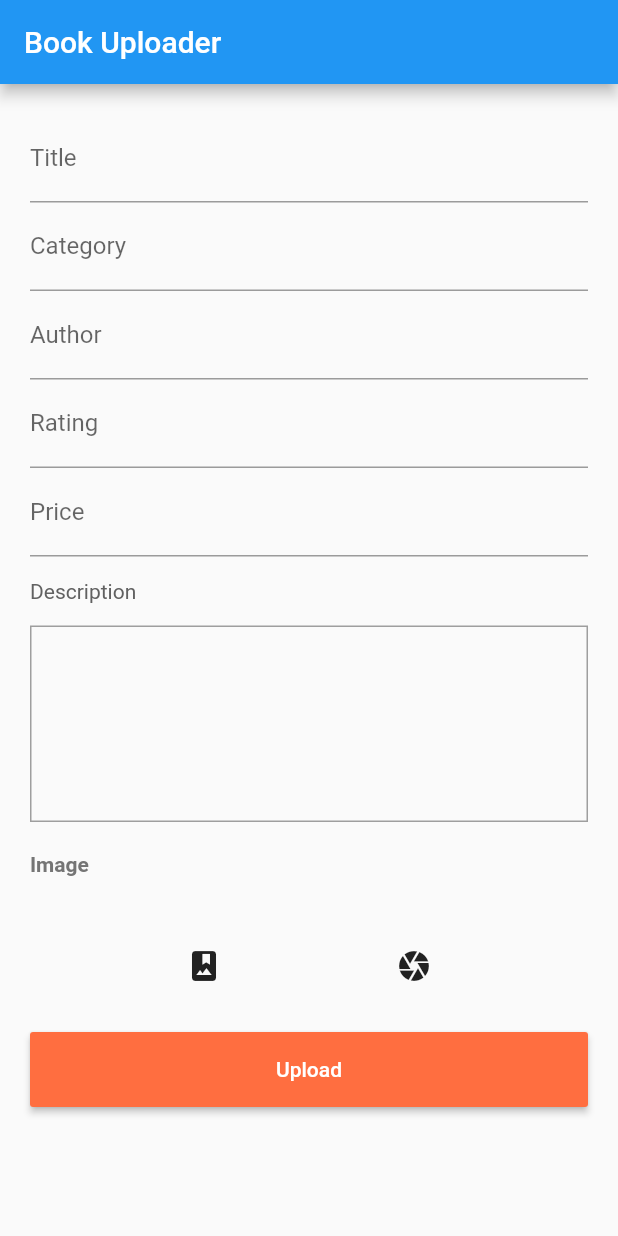
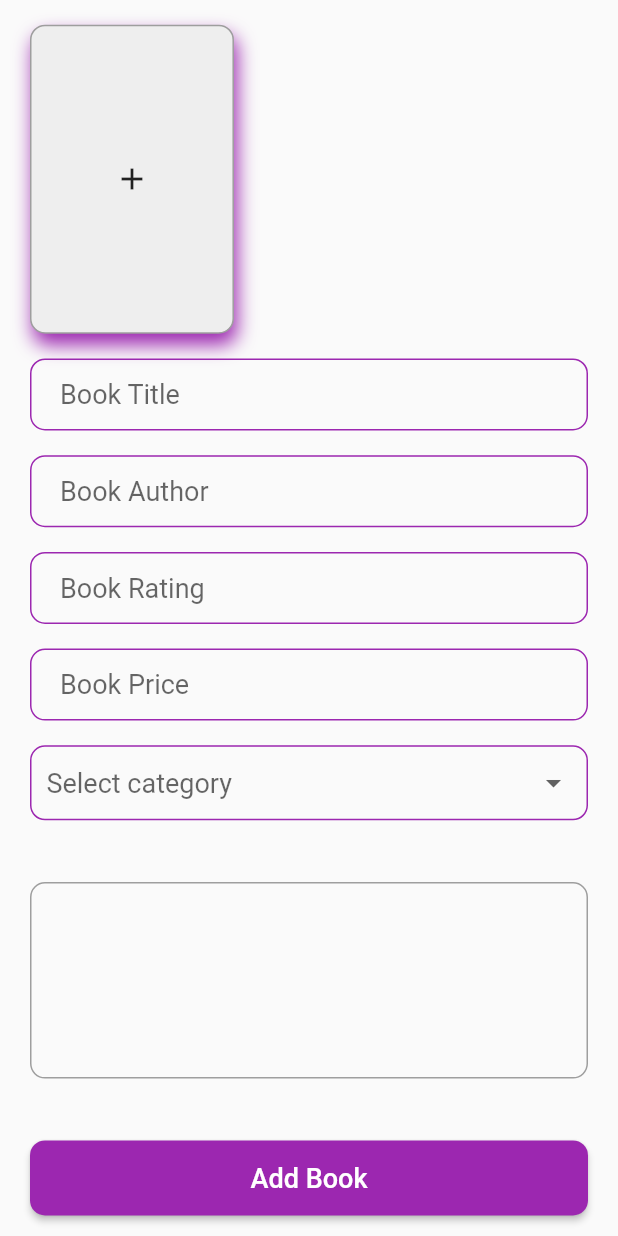
Before and after one commit to abentad/flutterBookUploaderNewApp, a Flutter app: the HomeScreen screen opened directly, on a phone screen of 412 x 824 dp. Run offline on Flutter 3.47's test engine with Material 2 defaults, Android fonts, the phone set to English and light mode, and no system bars; our stand-ins replace get, image_picker.

Commit message:
improved ui

```diff
--- a/lib/home_screen.dart
+++ b/lib/home_screen.dart
@@ -1,6 +1,7 @@
 import 'dart:convert';
 import 'dart:io';
 import 'package:flutter/material.dart';
+import 'package:get/get.dart';
 import 'package:image_picker/image_picker.dart';
 import 'package:mime/mime.dart';
 import 'package:http/http.dart' as http;
@@ -16,7 +17,6 @@ class _HomeScreenState extends State<HomeScreen> {
   GlobalKey<ScaffoldState> _scaffoldKey = GlobalKey<ScaffoldState>();
 
   TextEditingController _titleController = TextEditingController();
-  TextEditingController _categoryController = TextEditingController();
   TextEditingController _descriptionController = TextEditingController();
   TextEditingController _authorController = TextEditingController();
   TextEditingController _ratingController = TextEditingController();
@@ -24,7 +24,185 @@ class _HomeScreenState extends State<HomeScreen> {
 
   File _image;
   final picker = ImagePicker();
+  Uri apiUrl = Uri.parse('https://bookapi.rentoch.com/books');
+  String valueChoised;
+  List<String> menuItems = ["Fiction", "Educational", "Non-Fiction"];
 
+  @override
+  Widget build(BuildContext context) {
+    final devHeight = MediaQuery.of(context).size.height;
+    final devWidth = MediaQuery.of(context).size.width;
+
+    return Scaffold(
+      key: _scaffoldKey,
+      body: SafeArea(
+        child: Container(
+          height: devHeight,
+          width: devWidth,
+          child: SingleChildScrollView(
+            child: Column(
+              crossAxisAlignment: CrossAxisAlignment.start,
+              children: [
+                SizedBox(height: devHeight * 0.02),
+                Form(
+                  key: _formKey,
+                  child: Column(
+                    children: [
+                      Padding(
+                        padding: const EdgeInsets.symmetric(horizontal: 20.0),
+                        child: Row(
+                          children: [
+                            GestureDetector(
+                              onTap: () {
+                                Get.defaultDialog(
+                                  actions: [
+                                    IconButton(
+                                      onPressed: getImageFromGallery,
+                                      icon: Icon(Icons.photo_album, size: 32.0),
+                                    ),
+                                    SizedBox(width: devWidth * 0.02),
+                                    IconButton(
+                                      onPressed: getImageFromCamera,
+                                      icon: Icon(Icons.camera, size: 32.0),
+                                    ),
+                                  ],
+                                  title: "Choose Image",
+                                  middleText: "",
+                                );
+                              },
+                              child: Container(
+                                height: devHeight * 0.25,
+                                width: devWidth * 0.33,
+                                decoration: BoxDecoration(
+                                  color: Color(0xffeeeeee),
+                                  border: Border.all(color: Colors.grey),
+                                  borderRadius: BorderRadius.circular(10.0),
+                                  boxShadow: [BoxShadow(color: Colors.purple, offset: Offset(2, 7), blurRadius: 10.0)],
+                                  image: _image == null ? null : DecorationImage(image: FileImage(_image), fit: BoxFit.cover),
+                                ),
+                                child: _image == null ? Icon(Icons.add) : null,
+                              ),
+                            ),
+                            SizedBox(width: devWidth * 0.02),
+                            // Text(
+                            //   _image == null ? "" : _image.path,
+                            //   softWrap: true,
+                            //   style: TextStyle(color: Colors.grey),
+                            // ),
+                          ],
+                        ),
+                      ),
+                      SizedBox(height: devHeight * 0.02),
+                      buildTextFormField(hintText: "Book Title", controllerName: _titleController),
+                      SizedBox(height: devHeight * 0.02),
+                      buildTextFormField(hintText: "Book Author", controllerName: _authorController),
+                      SizedBox(height: devHeight * 0.02),
+                      buildTextFormField(hintText: "Book Rating", controllerName: _ratingController),
+                      SizedBox(height: devHeight * 0.02),
+                      buildTextFormField(hintText: "Book Price", controllerName: _priceController),
+                      SizedBox(height: devHeight * 0.02),
+                      Padding(
+                        padding: const EdgeInsets.symmetric(horizontal: 20.0),
+                        child: Container(
+                          decoration: BoxDecoration(border: Border.all(color: Colors.purple, width: 1), borderRadius: BorderRadius.circular(10.0)),
+                          padding: const EdgeInsets.symmetric(horizontal: 10.0),
+                          child: DropdownButton(
+                            isExpanded: true,
+                            hint: Text("Select category"),
+                            value: valueChoised,
+                            style: TextStyle(color: Colors.black, fontSize: 18.0),
+                            underline: SizedBox(),
+                            // dropdownColor: Colors.grey,
+                            onChanged: (newValue) {
+                              setState(() {
+                                valueChoised = newValue;
+                              });
+                              // print("category: ${valueChoised.toString()}");
+                            },
+                            items: menuItems.map((item) => DropdownMenuItem(value: item, child: Text(item))).toList(),
+                          ),
+                        ),
+                      ),
+                      SizedBox(height: devHeight * 0.05),
+                      Padding(
+                        padding: const EdgeInsets.symmetric(horizontal: 20.0),
+                        child: Container(
+                          padding: EdgeInsets.all(5.0),
+                          decoration: BoxDecoration(
+                            border: Border.all(
+                              color: Colors.grey,
+                            ),
+                            borderRadius: BorderRadius.circular(10.0),
+                          ),
+                          child: TextFormField(
+                            controller: _descriptionController,
+                            maxLines: 5,
+                            decoration: InputDecoration(
+                              border: InputBorder.none,
+                            ),
+                            validator: (value) {
+                              if (value.isEmpty) {
+                                return "Required";
+                              } else {
+                                return null;
+                              }
+                            },
+                          ),
+                        ),
+                      ),
+                    ],
+                  ),
+                ),
+                SizedBox(height: devHeight * 0.05),
+                Padding(
+                  padding: const EdgeInsets.symmetric(horizontal: 20.0),
+                  child: MaterialButton(
+                    onPressed: () {
+                      print("button pressed");
+                      validateInput();
+                    },
+                    child: Text('Add Book', style: TextStyle(color: Colors.white, fontSize: 18.0)),
+                    color: Colors.purple,
+                    shape: RoundedRectangleBorder(borderRadius: BorderRadius.circular(10.0)),
+                    height: 50.0,
+                    minWidth: double.infinity,
+                  ),
+                ),
+                SizedBox(height: devHeight * 0.05),
+              ],
+            ),
+          ),
+        ),
+      ),
+    );
+  }
+
+  Widget buildTextFormField({@required String hintText, @required TextEditingController controllerName}) {
+    return Padding(
+      padding: const EdgeInsets.symmetric(horizontal: 20.0),
+      child: TextFormField(
+        controller: controllerName,
+        style: TextStyle(fontSize: 18.0),
+        decoration: InputDecoration(
+          contentPadding: const EdgeInsets.symmetric(horizontal: 20.0, vertical: 10.0),
+          hintText: hintText,
+          enabledBorder: OutlineInputBorder(borderRadius: BorderRadius.circular(10.0), borderSide: BorderSide(color: Colors.purple)),
+          focusedBorder: OutlineInputBorder(borderRadius: BorderRadius.circular(10.0), borderSide: BorderSide(color: Colors.blue)),
+        ),
+        validator: (value) {
+          if (value.isEmpty) {
+            return "Required";
+          } else {
+            return null;
+          }
+        },
+      ),
+    );
+  }
+
+  //
+  //
+  //
   Future getImageFromGallery() async {
     final pickedFile = await picker.getImage(source: ImageSource.gallery);
 
@@ -33,6 +211,8 @@ class _HomeScreenState extends State<HomeScreen> {
         _image = File(pickedFile.path);
         print("image = ${_image.path}");
       });
+      print(_image.path);
+      Get.back();
     } else {
       print('No image selected.');
     }
@@ -46,21 +226,21 @@ class _HomeScreenState extends State<HomeScreen> {
         _image = File(pickedFile.path);
         print("image = ${_image.path}");
       });
+      print(_image.path);
+      Get.back();
     } else {
       print('No image selected.');
     }
   }
 
-  Uri apiUrl = Uri.parse('https://ab-books-api.vercel.app/books');
-
+  //
+  //
   Future<Map<String, dynamic>> _uploadImage(File image) async {
-    final mimeTypeData =
-        lookupMimeType(image.path, headerBytes: [0xFF, 0xD8]).split('/');
+    final mimeTypeData = lookupMimeType(image.path, headerBytes: [0xFF, 0xD8]).split('/');
     // Intilize the multipart request
     final imageUploadRequest = http.MultipartRequest('POST', apiUrl);
     // Attach the file in the request
-    final file = await http.MultipartFile.fromPath('image', image.path,
-        contentType: MediaType(mimeTypeData[0], mimeTypeData[1]));
+    final file = await http.MultipartFile.fromPath('image', image.path, contentType: MediaType(mimeTypeData[0], mimeTypeData[1]));
     // Explicitly pass the extension of the image with request body
     // Since image_picker has some bugs due which it mixes up
     // image extension with file name like this filenamejpge
@@ -69,29 +249,25 @@ class _HomeScreenState extends State<HomeScreen> {
     //imageUploadRequest.fields['ext'] = mimeTypeData[1];
     imageUploadRequest.files.add(file);
     imageUploadRequest.fields['title'] = _titleController.text.toString();
-    imageUploadRequest.fields['category'] = _categoryController.text.toString();
-    imageUploadRequest.fields['description'] =
-        _descriptionController.text.toString();
+    imageUploadRequest.fields['category'] = valueChoised.toString();
+    imageUploadRequest.fields['description'] = _descriptionController.text.toString();
     imageUploadRequest.fields['author'] = _authorController.text.toString();
     imageUploadRequest.fields['rating'] = _ratingController.text.toString();
-    imageUploadRequest.fields['price'] =
-        "\$${_priceController.text.toString()}";
+    imageUploadRequest.fields['price'] = "\$${_priceController.text.toString()}";
     try {
       final streamedResponse = await imageUploadRequest.send();
       final response = await http.Response.fromStream(streamedResponse);
       if (response.statusCode == 201) {
         final Map<String, dynamic> responseData = json.decode(response.body);
-        showInSnackBar(bgColor: Colors.green, value: "uploaded successfully");
+        showInSnackBar(title: "Success", bgColor: Colors.green, message: "uploaded successfully");
         return responseData;
       } else {
         print(response.statusCode);
-        showInSnackBar(
-            bgColor: Colors.red,
-            value: "cant upload, status code ${response.statusCode}");
+        showInSnackBar(title: "Failed", bgColor: Colors.red, message: "cant upload, status code ${response.statusCode}");
         return null;
       }
     } catch (e) {
-      showInSnackBar(bgColor: Colors.red, value: "Cant upload error= $e");
+      showInSnackBar(title: "Failed", bgColor: Colors.red, message: "Cant upload error= $e");
       print(e);
       return null;
     }
@@ -110,128 +286,21 @@ class _HomeScreenState extends State<HomeScreen> {
       print(response);
     } else {
       print('not validated');
-      showInSnackBar(
-          bgColor: Colors.yellow,
-          value: "Please fill all inputs and choose image.");
+      showInSnackBar(title: "Failed", bgColor: Colors.yellow, message: "Please fill all inputs and choose image.");
     }
   }
 
-  void showInSnackBar({String value, Color bgColor}) {
-    _scaffoldKey.currentState.showSnackBar(
-      new SnackBar(
-        content: new Text(value,
-            style: TextStyle(color: Colors.white, fontWeight: FontWeight.bold)),
-        backgroundColor: bgColor,
-        duration: Duration(seconds: 5),
-      ),
-    );
-  }
-
-  @override
-  Widget build(BuildContext context) {
-    return Scaffold(
-      key: _scaffoldKey,
-      appBar: AppBar(
-        title: Text('Book Uploader'),
-      ),
-      body: Container(
-        height: MediaQuery.of(context).size.height,
-        width: MediaQuery.of(context).size.width,
-        padding: EdgeInsets.all(20.0),
-        child: SingleChildScrollView(
-          child: Column(
-            children: [
-              Form(
-                key: _formKey,
-                child: Column(
-                  crossAxisAlignment: CrossAxisAlignment.start,
-                  children: [
-                    MyTextField(
-                      hintText: "Title",
-                      controllerName: _titleController,
-                    ),
-                    MyTextField(
-                      hintText: "Category",
-                      controllerName: _categoryController,
-                    ),
-                    MyTextField(
-                      hintText: "Author",
-                      controllerName: _authorController,
-                    ),
-                    MyTextField(
-                      hintText: "Rating",
-                      controllerName: _ratingController,
-                    ),
-                    MyTextField(
-                      hintText: "Price",
-                      controllerName: _priceController,
-                    ),
-                    SizedBox(height: 15.0),
-                    Text("Description",
-                        style: TextStyle(color: Colors.grey[700])),
-                    SizedBox(height: 15.0),
-                    Container(
-                      padding: EdgeInsets.all(5.0),
-                      decoration: BoxDecoration(
-                        border: Border.all(
-                          color: Colors.grey,
-                        ),
-                      ),
-                      child: TextFormField(
-                        controller: _descriptionController,
-                        maxLines: 5,
-                        decoration: InputDecoration(
-                          border: InputBorder.none,
-                        ),
-                        validator: (value) {
-                          if (value.isEmpty) {
-                            return "Required";
-                          } else {
-                            return null;
-                          }
-                        },
-                      ),
-                    ),
-                    SizedBox(height: 20.0),
-                    Text(
-                      'Image',
-                      style: TextStyle(
-                          fontWeight: FontWeight.bold, color: Colors.grey[600]),
-                    ),
-                    Text(
-                      _image == null ? "" : _image.path,
-                      softWrap: true,
-                      style: TextStyle(color: Colors.grey),
-                    ),
-                    SizedBox(height: 20.0),
-                    Row(
-                      mainAxisAlignment: MainAxisAlignment.spaceEvenly,
-                      children: [
-                        IconButton(
-                          onPressed: getImageFromGallery,
-                          icon: Icon(Icons.photo_album),
-                        ),
-                        IconButton(
-                          onPressed: getImageFromCamera,
-                          icon: Icon(Icons.camera),
-                        ),
-                      ],
-                    )
-                  ],
-                ),
-              ),
-              SizedBox(height: 20.0),
-              MaterialButton(
-                onPressed: validateInput,
-                child: Text('Upload', style: TextStyle(color: Colors.white)),
-                color: Colors.deepOrangeAccent,
-                minWidth: double.infinity,
-                height: 50.0,
-              )
-            ],
-          ),
-        ),
-      ),
+  static void showInSnackBar({String title, String message, Color bgColor, Color txtColor = Colors.white}) {
+    return Get.snackbar(
+      title,
+      message,
+      duration: Duration(seconds: 5),
+      snackPosition: SnackPosition.BOTTOM,
+      backgroundColor: bgColor,
+      colorText: txtColor,
+      margin: const EdgeInsets.only(bottom: 20.0, left: 20.0, right: 20.0),
+      messageText: Text(message, style: TextStyle(fontWeight: FontWeight.bold, color: txtColor)),
+      titleText: Text(title, style: TextStyle(fontWeight: FontWeight.bold, color: txtColor, fontSize: 20.0)),
     );
   }
 }
```
Also changed, not shown: lib/choice_screen.dart (added, +45 -0 lines), lib/loading_screen.dart (added, +14 -0 lines), lib/main.dart (+5 -3 lines), lib/remove_book_screen.dart (added, +8 -0 lines), pubspec.yaml (+6 -57 lines), pubspec.lock, 1 other file.
